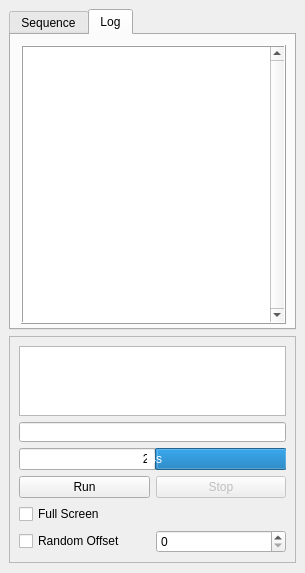
Before: the Qt Designer form Qt_UI/Runner.ui in jupiterbjy/python-macro-practice, drawn with Qt 5.
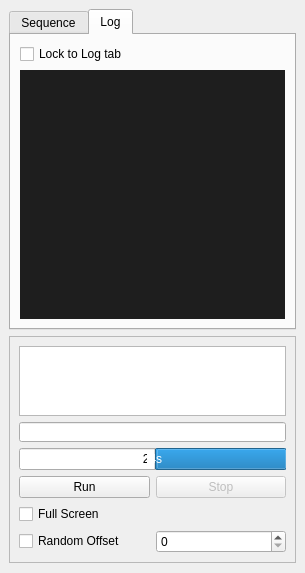
After: the same form once the commit is applied. The open tabs and pages were chosen to show the change.

Commit message: Now users can disable automatic tab switching with checkbox lockLogCheck. Changed background color of log tab to #1E1E1E.

The edit to the form file:
```diff
--- a/Qt_UI/Runner.ui
+++ b/Qt_UI/Runner.ui
@@ -111,26 +111,31 @@
        <attribute name="title">
         <string>Log</string>
        </attribute>
+       <layout class="QGridLayout" name="gridLayout_4">
+        <item row="0" column="0">
+         <widget class="QCheckBox" name="lockLogCheck">
+          <property name="text">
+           <string>Lock to Log tab</string>
+          </property>
+         </widget>
+        </item>
+        <item row="1" column="0">
        <widget class="QTextEdit" name="outputTextEdit">
-        <property name="geometry">
-         <rect>
-          <x>10</x>
-          <y>10</y>
-          <width>265</width>
-          <height>279</height>
-         </rect>
+          <property name="styleSheet">
+           <string notr="true">background-color: rgb(30, 30, 30);
+color: rgb(255, 255, 255);</string>
         </property>
         <property name="frameShape">
-         <enum>QFrame::Box</enum>
+           <enum>QFrame::NoFrame</enum>
         </property>
         <property name="frameShadow">
          <enum>QFrame::Raised</enum>
         </property>
         <property name="lineWidth">
-         <number>1</number>
+           <number>0</number>
         </property>
         <property name="verticalScrollBarPolicy">
-         <enum>Qt::ScrollBarAlwaysOn</enum>
+           <enum>Qt::ScrollBarAlwaysOff</enum>
         </property>
         <property name="horizontalScrollBarPolicy">
          <enum>Qt::ScrollBarAlwaysOff</enum>
@@ -151,6 +156,8 @@
          <bool>true</bool>
         </property>
        </widget>
+        </item>
+       </layout>
       </widget>
      </widget>
     </item>
```
Left out of the diff: 6 changed lines with no effect on the pictures. Lines whose indentation alone changed are shown as unchanged. The commit also changes 9 other files.
